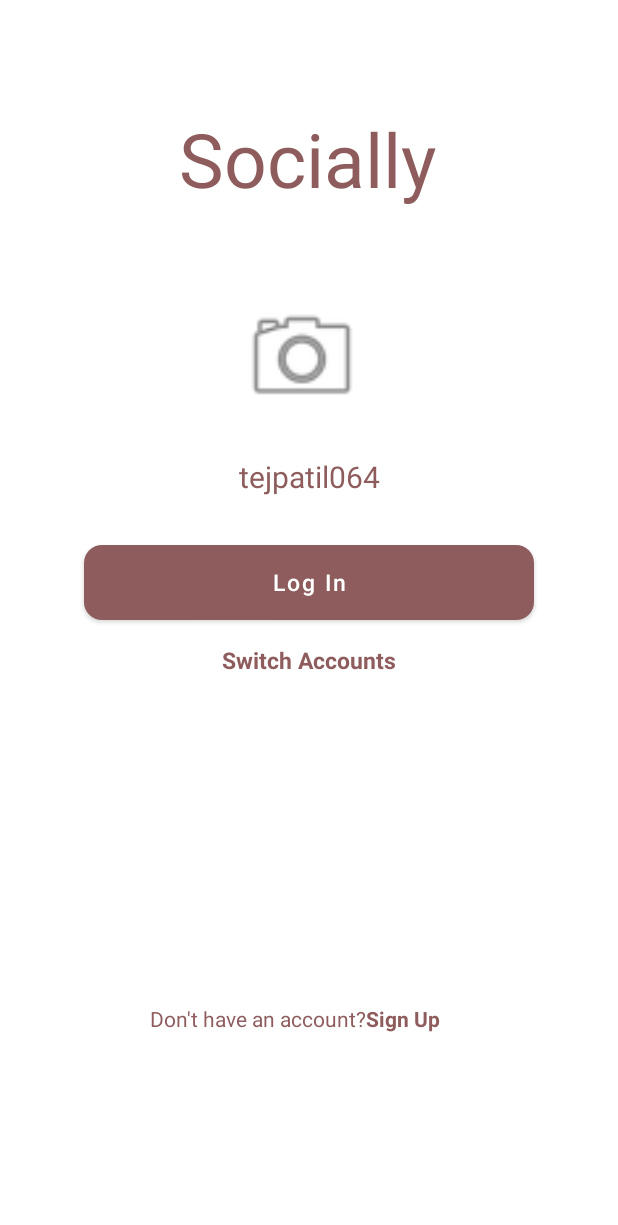
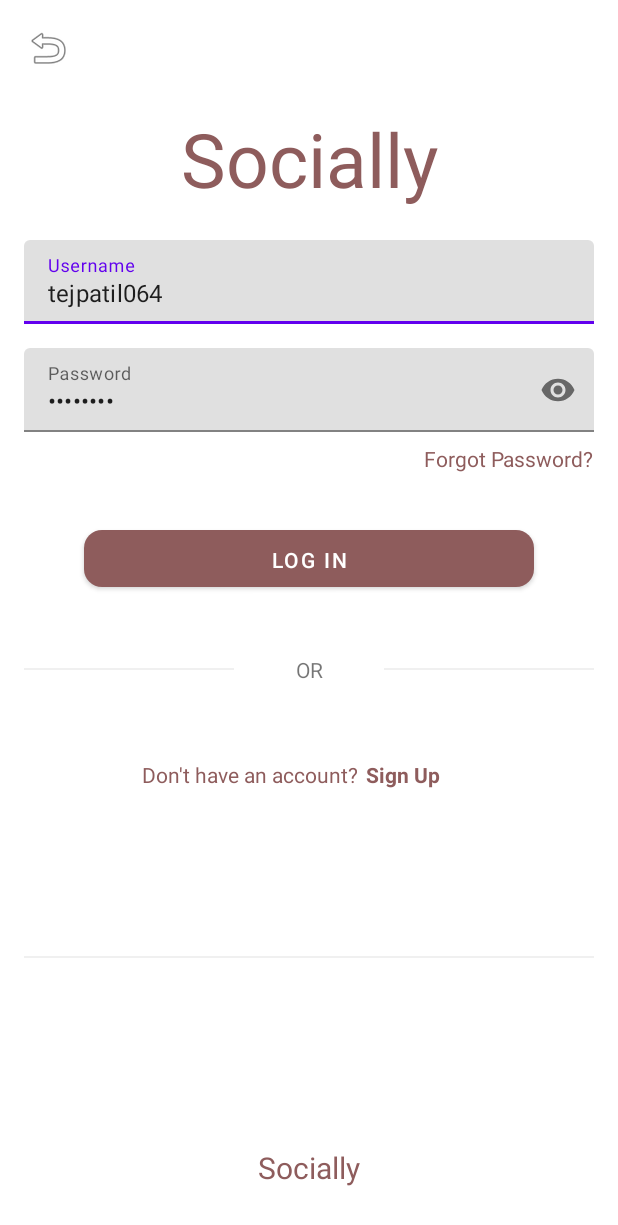
Before and after one commit to catgoingtohell/sociallyClone, an Android app: the screen it shows after launch (LoginActivity before the commit, LoginPageActivity after it), on a phone screen of 412 x 824 dp. Shown: the top 1225 px of the screen. Run offline under Robolectric (Android 15) with nearby library versions, the phone set to English and light mode, and no system bars.

Commit message:
login page enhanced

```diff
--- a/app/src/main/AndroidManifest.xml
+++ b/app/src/main/AndroidManifest.xml
@@ -11,6 +11,9 @@
         android:roundIcon="@mipmap/ic_launcher_round"
         android:supportsRtl="true"
         android:theme="@style/Theme.SociallyClone">
+        <activity
+            android:name=".LoginPageActivity"
+            android:exported="false" />
         <activity
             android:name=".LoginActivity"
             android:exported="false" />
--- /dev/null
+++ b/app/src/main/java/com/example/sociallyclone/LoginPageActivity.kt
@@ -0,0 +1,12 @@
+package com.example.sociallyclone
+
+import android.os.Bundle
+import androidx.appcompat.app.AppCompatActivity
+
+class LoginPageActivity : AppCompatActivity() {
+    override fun onCreate(savedInstanceState: Bundle?) {
+        super.onCreate(savedInstanceState)
+        setContentView(R.layout.activity_login_page)
+        supportActionBar?.hide()
+    }
+}
--- a/app/src/main/java/com/example/sociallyclone/SplashActivity.kt
+++ b/app/src/main/java/com/example/sociallyclone/SplashActivity.kt
@@ -13,7 +13,7 @@ class SplashActivity : AppCompatActivity() {
         supportActionBar?.hide()
 
         Handler(Looper.getMainLooper()).postDelayed({
-            val intent = Intent(this, LoginActivity::class.java)
+            val intent = Intent(this, LoginPageActivity::class.java)
             startActivity(intent)
             finish()
         }, 2000)
--- /dev/null
+++ b/app/src/main/res/layout/activity_login_page.xml
@@ -0,0 +1,189 @@
+<?xml version="1.0" encoding="utf-8"?>
+<androidx.constraintlayout.widget.ConstraintLayout
+    xmlns:android="http://schemas.android.com/apk/res/android"
+    xmlns:app="http://schemas.android.com/apk/res-auto"
+    xmlns:tools="http://schemas.android.com/tools"
+    android:layout_width="match_parent"
+    android:layout_height="match_parent"
+    android:background="#FFFFFF"
+    tools:context=".LoginPageActivity">
+
+    <View
+        android:id="@+id/separator2"
+        android:layout_width="match_parent"
+        android:layout_height="1dp"
+        android:layout_marginStart="16dp"
+        android:layout_marginTop="240dp"
+        android:layout_marginEnd="16dp"
+        android:background="#F0F0F0"
+        app:layout_constraintEnd_toEndOf="parent"
+        app:layout_constraintHorizontal_bias="0.0"
+        app:layout_constraintStart_toStartOf="parent"
+        app:layout_constraintTop_toBottomOf="@id/loginButton" />
+
+    <ImageButton
+        android:id="@+id/backButton"
+        android:layout_width="wrap_content"
+        android:layout_height="wrap_content"
+        android:src="@android:drawable/ic_menu_revert"
+        android:background="?attr/selectableItemBackgroundBorderless"
+        android:contentDescription="Back"
+        app:layout_constraintStart_toStartOf="parent"
+        app:layout_constraintTop_toTopOf="parent"
+        android:layout_marginStart="16dp"
+        android:layout_marginTop="16dp" />
+
+    <TextView
+        android:layout_width="wrap_content"
+        android:layout_height="wrap_content"
+        android:text="Socially"
+        android:textColor="#8E5C5C"
+        android:textSize="50sp"
+        android:textStyle="bold"
+        android:fontFamily="sans-serif-thin"
+        android:gravity="center"
+        app:layout_constraintTop_toTopOf="parent"
+        app:layout_constraintStart_toStartOf="parent"
+        app:layout_constraintEnd_toEndOf="parent"
+        android:layout_marginTop="72dp" />
+
+    <com.google.android.material.textfield.TextInputLayout
+        android:id="@+id/usernameLayout"
+        android:layout_width="match_parent"
+        android:layout_height="wrap_content"
+        android:hint="Username"
+        app:layout_constraintTop_toTopOf="parent"
+        app:layout_constraintStart_toStartOf="parent"
+        app:layout_constraintEnd_toEndOf="parent"
+        android:layout_marginStart="16dp"
+        android:layout_marginEnd="16dp"
+        android:layout_marginTop="160dp">
+
+        <com.google.android.material.textfield.TextInputEditText
+            android:layout_width="match_parent"
+            android:layout_height="wrap_content"
+            android:text="tejpatil064" />
+    </com.google.android.material.textfield.TextInputLayout>
+
+    <com.google.android.material.textfield.TextInputLayout
+        android:id="@+id/passwordLayout"
+        android:layout_width="match_parent"
+        android:layout_height="wrap_content"
+        android:hint="Password"
+        app:passwordToggleEnabled="true"
+        app:layout_constraintTop_toBottomOf="@id/usernameLayout"
+        app:layout_constraintStart_toStartOf="parent"
+        app:layout_constraintEnd_toEndOf="parent"
+        android:layout_marginStart="16dp"
+        android:layout_marginEnd="16dp"
+        android:layout_marginTop="16dp">
+
+        <com.google.android.material.textfield.TextInputEditText
+            android:layout_width="match_parent"
+            android:layout_height="wrap_content"
+            android:inputType="textPassword"
+            android:text="••••••••" />
+    </com.google.android.material.textfield.TextInputLayout>
+
+    <TextView
+        android:id="@+id/forgotPassword"
+        android:layout_width="wrap_content"
+        android:layout_height="wrap_content"
+        android:text="Forgot Password?"
+        android:textColor="#8E5C5C"
+        android:textSize="14sp"
+        app:layout_constraintTop_toBottomOf="@id/passwordLayout"
+        app:layout_constraintEnd_toEndOf="parent"
+        android:layout_marginTop="8dp"
+        android:layout_marginEnd="16dp" />
+
+    <com.google.android.material.button.MaterialButton
+        android:id="@+id/loginButton"
+        android:layout_width="300dp"
+        android:layout_height="50dp"
+        android:text="Log In"
+        android:textColor="#FFFFFF"
+        app:backgroundTint="#8E5C5C"
+        app:cornerRadius="12dp"
+        app:layout_constraintTop_toBottomOf="@id/forgotPassword"
+        app:layout_constraintStart_toStartOf="parent"
+        app:layout_constraintEnd_toEndOf="parent"
+        android:layout_marginTop="32dp"
+        android:layout_marginStart="16dp"
+        android:layout_marginEnd="16dp"
+        android:padding="10dp" />
+
+    <View
+        android:id="@+id/separator"
+        android:layout_width="match_parent"
+        android:layout_height="1dp"
+        android:layout_marginStart="16dp"
+        android:layout_marginTop="48dp"
+        android:layout_marginEnd="16dp"
+        android:background="#F0F0F0"
+        app:layout_constraintEnd_toEndOf="parent"
+        app:layout_constraintHorizontal_bias="0.0"
+        app:layout_constraintStart_toStartOf="parent"
+        app:layout_constraintTop_toBottomOf="@id/loginButton" />
+
+    <TextView
+        android:id="@+id/noAccountText"
+        android:layout_width="wrap_content"
+        android:layout_height="wrap_content"
+        android:layout_marginStart="80dp"
+        android:layout_marginTop="60dp"
+        android:layout_marginEnd="150dp"
+        android:gravity="center"
+        android:text="Don't have an account?"
+        android:textColor="#8E5C5C"
+        android:textSize="14sp"
+        app:layout_constraintEnd_toEndOf="parent"
+        app:layout_constraintHorizontal_bias="0.364"
+        app:layout_constraintStart_toStartOf="parent"
+        app:layout_constraintTop_toBottomOf="@id/separator" />
+
+    <TextView
+        android:layout_width="wrap_content"
+        android:layout_height="wrap_content"
+        android:text="Socially"
+        android:textColor="#8E5C5C"
+        android:textSize="20sp"
+        android:textStyle="bold"
+        android:fontFamily="sans-serif-thin"
+        android:gravity="center"
+        app:layout_constraintBottom_toBottomOf="parent"
+        app:layout_constraintStart_toStartOf="parent"
+        app:layout_constraintEnd_toEndOf="parent"
+        android:layout_marginBottom="32dp" />
+
+    <TextView
+        android:id="@+id/textView3"
+        android:layout_width="100sp"
+        android:layout_height="wrap_content"
+        android:layout_marginTop="39dp"
+        android:background="#FFFFFF"
+        android:backgroundTint="#FFFFFF"
+        android:gravity="center"
+        android:keepScreenOn="true"
+        android:shadowColor="#FFFFFF"
+        android:text="OR"
+        app:layout_constraintEnd_toEndOf="parent"
+        app:layout_constraintStart_toStartOf="parent"
+        app:layout_constraintTop_toBottomOf="@+id/loginButton" />
+
+    <TextView
+        android:id="@+id/textView4"
+        android:layout_width="wrap_content"
+        android:layout_height="wrap_content"
+        android:layout_marginStart="6dp"
+        android:layout_marginTop="60dp"
+        android:layout_marginEnd="80dp"
+        android:text="Sign Up"
+        android:textColor="#8E5C5C"
+        android:textStyle="bold"
+        app:layout_constraintEnd_toEndOf="parent"
+        app:layout_constraintHorizontal_bias="0.0"
+        app:layout_constraintStart_toEndOf="@+id/noAccountText"
+        app:layout_constraintTop_toBottomOf="@+id/separator" />
+
+</androidx.constraintlayout.widget.ConstraintLayout>
```
